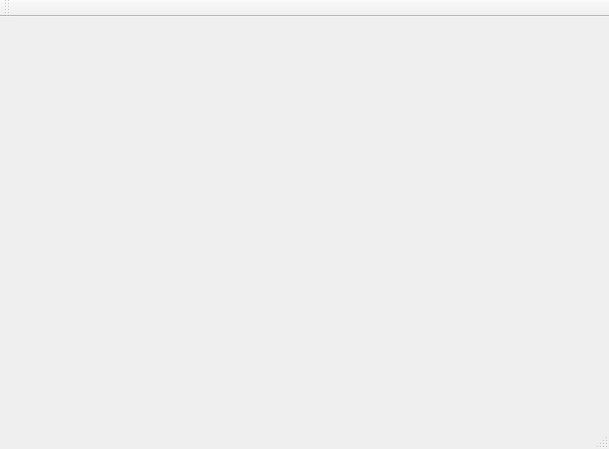
The window that mainwindow.ui (wintersca/bartender) describes before a commit, drawn with Qt 5.
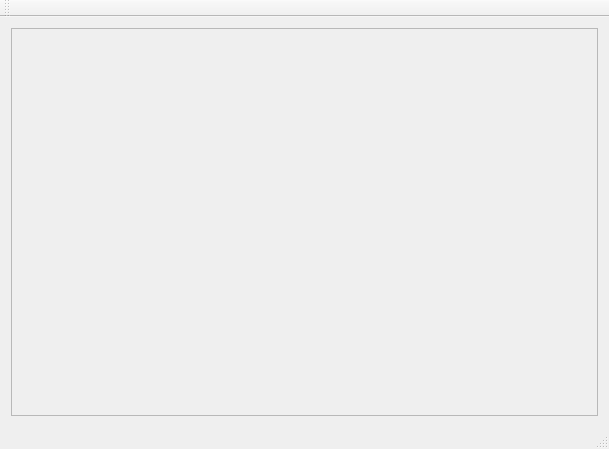
The same window after the commit.

Commit message: Renamed stuff, messed with main window to put the game area in a layout, kind of.

```diff
--- a/mainwindow.ui
+++ b/mainwindow.ui
@@ -13,7 +13,31 @@
   <property name="windowTitle">
    <string>MainWindow</string>
   </property>
-  <widget class="QWidget" name="centralWidget"/>
+  <widget class="QWidget" name="centralWidget">
+   <layout class="QVBoxLayout" name="verticalLayout_2">
+    <item>
+     <layout class="QVBoxLayout" name="verticalLayout">
+      <item>
+       <widget class="QScrollArea" name="scrollArea">
+        <property name="widgetResizable">
+         <bool>true</bool>
+        </property>
+        <widget class="QWidget" name="scrollAreaWidgetContents">
+         <property name="geometry">
+          <rect>
+           <x>0</x>
+           <y>0</y>
+           <width>587</width>
+           <height>366</height>
+          </rect>
+         </property>
+        </widget>
+       </widget>
+      </item>
+     </layout>
+    </item>
+   </layout>
+  </widget>
   <widget class="QMenuBar" name="menuBar">
    <property name="geometry">
     <rect>
```
The commit also changes 4 other files.
